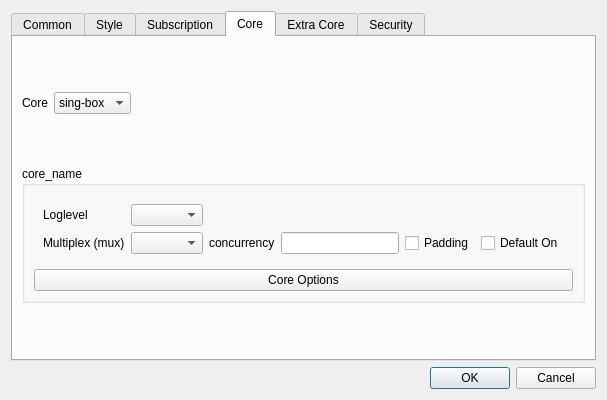
First picture: the form in ui/dialog_basic_settings.ui, repository pixian5/nekoray, before the edit.
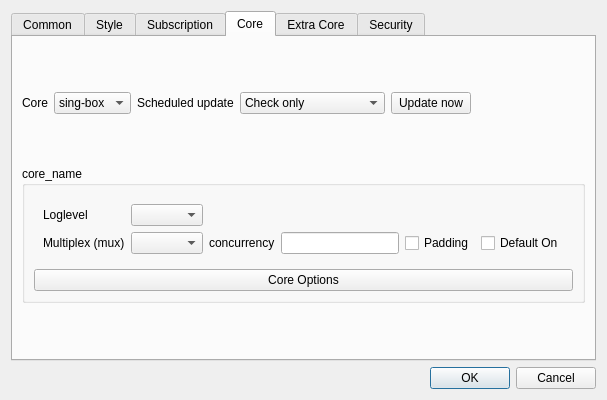
Second picture: the form after the edit. The open tabs and pages were chosen to show the change. Custom widgets are drawn as their Qt base class.

```diff
--- a/ui/dialog_basic_settings.ui
+++ b/ui/dialog_basic_settings.ui
@@ -580,6 +580,39 @@
            </item>
           </widget>
          </item>
+         <item>
+          <widget class="QLabel" name="core_asset_auto_update_mode_l">
+           <property name="text">
+            <string>Scheduled update</string>
+           </property>
+          </widget>
+         </item>
+         <item>
+          <widget class="QComboBox" name="core_asset_auto_update_mode">
+           <item>
+            <property name="text">
+             <string>Check only</string>
+            </property>
+           </item>
+           <item>
+            <property name="text">
+             <string>Check and download</string>
+            </property>
+           </item>
+           <item>
+            <property name="text">
+             <string>Install update</string>
+            </property>
+           </item>
+          </widget>
+         </item>
+         <item>
+          <widget class="QPushButton" name="core_asset_update_now">
+           <property name="text">
+            <string>Update now</string>
+           </property>
+          </widget>
+         </item>
          <item>
           <spacer name="core_type_spacer">
            <property name="orientation">
```
